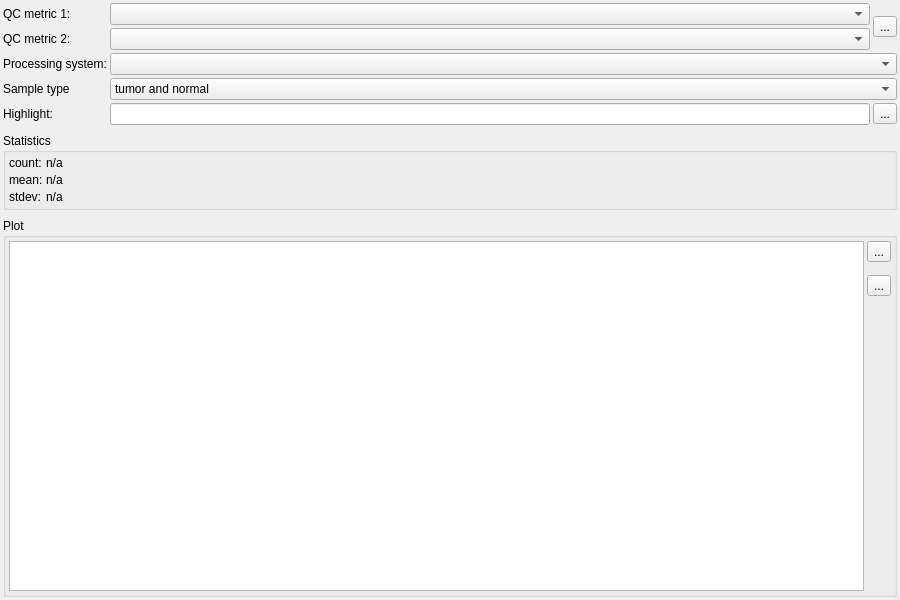
First picture: the form in src/GSvar/DBQCWidget.ui, repository imgag/ngs-bits, before the edit.
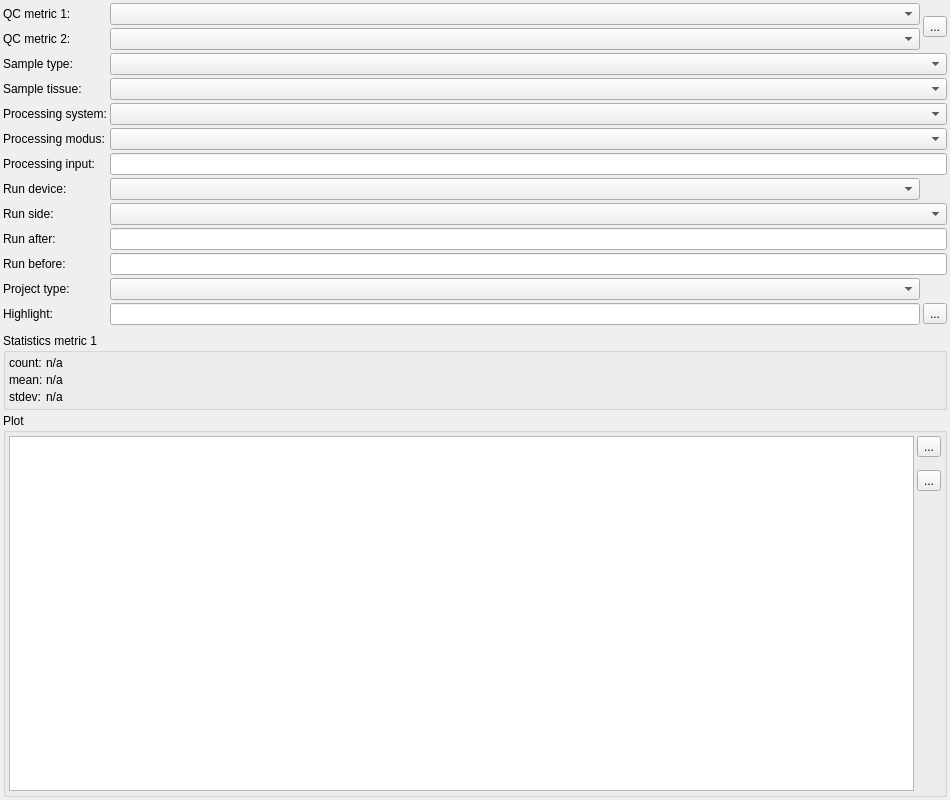
Second picture: the form after the edit. Icons and pictures are not drawn. Custom widgets are drawn as their Qt base class.

Diff of the .ui file:
```diff
--- a/src/GSvar/DBQCWidget.ui
+++ b/src/GSvar/DBQCWidget.ui
@@ -6,20 +6,20 @@
    <rect>
     <x>0</x>
     <y>0</y>
-    <width>900</width>
-    <height>600</height>
+    <width>950</width>
+    <height>800</height>
    </rect>
   </property>
   <property name="minimumSize">
    <size>
-    <width>900</width>
-    <height>600</height>
+    <width>950</width>
+    <height>800</height>
    </size>
   </property>
   <property name="windowTitle">
    <string>Form</string>
   </property>
-  <layout class="QVBoxLayout" name="verticalLayout" stretch="0,0,0,0,1">
+  <layout class="QVBoxLayout" name="verticalLayout" stretch="0,0,0,1">
    <property name="spacing">
     <number>3</number>
    </property>
@@ -40,14 +40,26 @@
      <property name="spacing">
       <number>3</number>
      </property>
-     <item row="4" column="1">
-      <widget class="QLineEdit" name="highlight">
-       <property name="clearButtonEnabled">
-        <bool>false</bool>
-       </property>
+     <item row="2" column="1" colspan="2">
+      <widget class="QComboBox" name="sample_type">
+       <item>
+        <property name="text">
+         <string/>
+        </property>
+       </item>
+       <item>
+        <property name="text">
+         <string>normal only</string>
+        </property>
+       </item>
+       <item>
+        <property name="text">
+         <string>tumor only</string>
+        </property>
+       </item>
       </widget>
      </item>
-     <item row="4" column="0">
+     <item row="12" column="0">
       <widget class="QLabel" name="label_6">
        <property name="toolTip">
         <string>&lt;html&gt;&lt;head/&gt;&lt;body&gt;&lt;p&gt;Processed sample names to highlight.&lt;/p&gt;&lt;p&gt;Invalid processed sample names are listed in the tooltip of the text input field.&lt;/p&gt;&lt;/body&gt;&lt;/html&gt;</string>
@@ -57,13 +69,91 @@
        </property>
       </widget>
      </item>
-     <item row="2" column="0">
+     <item row="8" column="0">
+      <widget class="QLabel" name="label_11">
+       <property name="text">
+        <string>Run side:</string>
+       </property>
+      </widget>
+     </item>
+     <item row="10" column="0">
+      <widget class="QLabel" name="label_14">
+       <property name="text">
+        <string>Run before:</string>
+       </property>
+      </widget>
+     </item>
+     <item row="3" column="0">
+      <widget class="QLabel" name="label_10">
+       <property name="text">
+        <string>Sample tissue:</string>
+       </property>
+      </widget>
+     </item>
+     <item row="7" column="1">
+      <widget class="DBComboBox" name="run_device"/>
+     </item>
+     <item row="0" column="1">
+      <widget class="DBComboBox" name="term"/>
+     </item>
+     <item row="5" column="0">
+      <widget class="QLabel" name="label_9">
+       <property name="text">
+        <string>Processing modus:</string>
+       </property>
+      </widget>
+     </item>
+     <item row="6" column="1" colspan="2">
+      <widget class="QLineEdit" name="processing_input"/>
+     </item>
+     <item row="9" column="0">
+      <widget class="QLabel" name="label_13">
+       <property name="text">
+        <string>Run after:</string>
+       </property>
+      </widget>
+     </item>
+     <item row="7" column="0">
+      <widget class="QLabel" name="label_15">
+       <property name="text">
+        <string>Run device:</string>
+       </property>
+      </widget>
+     </item>
+     <item row="0" column="0">
+      <widget class="QLabel" name="label_4">
+       <property name="text">
+        <string>QC metric 1:</string>
+       </property>
+      </widget>
+     </item>
+     <item row="4" column="1" colspan="2">
+      <widget class="DBComboBox" name="processing_system"/>
+     </item>
+     <item row="0" column="2" rowspan="2">
+      <widget class="QToolButton" name="swap_metrics">
+       <property name="toolTip">
+        <string>&lt;html&gt;&lt;head/&gt;&lt;body&gt;&lt;p&gt;Swap metrics (if two are given).&lt;/p&gt;&lt;/body&gt;&lt;/html&gt;</string>
+       </property>
+       <property name="text">
+        <string>...</string>
+       </property>
+       <property name="icon">
+        <iconset resource="GSvar.qrc">
+         <normaloff>:/Icons/Exchange.png</normaloff>:/Icons/Exchange.png</iconset>
+       </property>
+      </widget>
+     </item>
+     <item row="4" column="0">
       <widget class="QLabel" name="label_5">
        <property name="text">
         <string>Processing system:</string>
        </property>
       </widget>
      </item>
+     <item row="8" column="1" colspan="2">
+      <widget class="QComboBox" name="run_side"/>
+     </item>
      <item row="1" column="0">
       <widget class="QLabel" name="label_7">
        <property name="toolTip">
@@ -74,23 +164,14 @@
        </property>
       </widget>
      </item>
-     <item row="1" column="1">
-      <widget class="DBComboBox" name="term2"/>
-     </item>
-     <item row="0" column="0">
-      <widget class="QLabel" name="label_4">
+     <item row="6" column="0">
+      <widget class="QLabel" name="label_12">
        <property name="text">
-        <string>QC metric 1:</string>
+        <string>Processing input:</string>
        </property>
       </widget>
      </item>
-     <item row="2" column="1" colspan="2">
-      <widget class="DBComboBox" name="system"/>
-     </item>
-     <item row="0" column="1">
-      <widget class="DBComboBox" name="term"/>
-     </item>
-     <item row="4" column="2">
+     <item row="12" column="2">
       <widget class="QToolButton" name="highlight_btn">
        <property name="toolTip">
         <string/>
@@ -107,46 +188,45 @@
        </property>
       </widget>
      </item>
-     <item row="0" column="2" rowspan="2">
-      <widget class="QToolButton" name="swap_metrics">
-       <property name="toolTip">
-        <string>&lt;html&gt;&lt;head/&gt;&lt;body&gt;&lt;p&gt;Swap metrics (if two are given).&lt;/p&gt;&lt;/body&gt;&lt;/html&gt;</string>
-       </property>
-       <property name="text">
-        <string>...</string>
-       </property>
-       <property name="icon">
-        <iconset resource="GSvar.qrc">
-         <normaloff>:/Icons/Exchange.png</normaloff>:/Icons/Exchange.png</iconset>
-       </property>
-      </widget>
+     <item row="1" column="1">
+      <widget class="DBComboBox" name="term2"/>
      </item>
-     <item row="3" column="0">
-      <widget class="QLabel" name="label_8">
-       <property name="text">
-        <string>Sample type</string>
-       </property>
-      </widget>
+     <item row="9" column="1" colspan="2">
+      <widget class="QLineEdit" name="run_after"/>
+     </item>
+     <item row="10" column="1" colspan="2">
+      <widget class="QLineEdit" name="run_before"/>
      </item>
      <item row="3" column="1" colspan="2">
-      <widget class="QComboBox" name="sample_type">
-       <item>
-        <property name="text">
-         <string>tumor and normal</string>
-        </property>
-       </item>
-       <item>
-        <property name="text">
-         <string>tumor only</string>
-        </property>
-       </item>
-       <item>
-        <property name="text">
-         <string>normal only</string>
-        </property>
-       </item>
+      <widget class="QComboBox" name="sample_tissue"/>
+     </item>
+     <item row="5" column="1" colspan="2">
+      <widget class="QComboBox" name="processing_modus"/>
+     </item>
+     <item row="2" column="0">
+      <widget class="QLabel" name="label_8">
+       <property name="text">
+        <string>Sample type:</string>
+       </property>
       </widget>
      </item>
+     <item row="12" column="1">
+      <widget class="QLineEdit" name="highlight">
+       <property name="clearButtonEnabled">
+        <bool>false</bool>
+       </property>
+      </widget>
+     </item>
+     <item row="11" column="0">
+      <widget class="QLabel" name="label_16">
+       <property name="text">
+        <string>Project type:</string>
+       </property>
+      </widget>
+     </item>
+     <item row="11" column="1">
+      <widget class="QComboBox" name="project_type"/>
+     </item>
     </layout>
    </item>
    <item>
@@ -171,7 +251,7 @@
       <string>&lt;html&gt;&lt;head/&gt;&lt;body&gt;&lt;p&gt;Statistics for the first quality metric.&lt;/p&gt;&lt;p&gt;Values of processed samples with 'bad' quality are excluded. &lt;/p&gt;&lt;/body&gt;&lt;/html&gt;</string>
      </property>
      <property name="title">
-      <string>Statistics</string>
+      <string>Statistics metric 1</string>
      </property>
      <property name="flat">
       <bool>true</bool>
@@ -240,22 +320,6 @@
      </layout>
     </widget>
    </item>
-   <item>
-    <spacer name="verticalSpacer_2">
-     <property name="orientation">
-      <enum>Qt::Vertical</enum>
-     </property>
-     <property name="sizeType">
-      <enum>QSizePolicy::Fixed</enum>
-     </property>
-     <property name="sizeHint" stdset="0">
-      <size>
-       <width>5</width>
-       <height>5</height>
-      </size>
-     </property>
-    </spacer>
-   </item>
    <item>
     <widget class="QGroupBox" name="groupBox_2">
      <property name="title">
@@ -280,18 +344,19 @@
       <property name="spacing">
        <number>3</number>
       </property>
-      <item row="3" column="1">
-       <spacer name="verticalSpacer_3">
-        <property name="orientation">
-         <enum>Qt::Vertical</enum>
+      <item row="2" column="1">
+       <widget class="QToolButton" name="export_btn">
+        <property name="toolTip">
+         <string>&lt;html&gt;&lt;head/&gt;&lt;body&gt;&lt;p&gt;Copy values of QC metric 1 to clipboard.&lt;/p&gt;&lt;/body&gt;&lt;/html&gt;</string>
         </property>
-        <property name="sizeHint" stdset="0">
-         <size>
-          <width>20</width>
-          <height>40</height>
-         </size>
+        <property name="text">
+         <string>...</string>
         </property>
-       </spacer>
+        <property name="icon">
+         <iconset resource="GSvar.qrc">
+          <normaloff>:/Icons/CopyClipboard.png</normaloff>:/Icons/CopyClipboard.png</iconset>
+        </property>
+       </widget>
       </item>
       <item row="0" column="0" rowspan="4">
        <widget class="QChartView" name="plot">
@@ -320,6 +385,19 @@
         </property>
        </widget>
       </item>
+      <item row="3" column="1">
+       <spacer name="verticalSpacer_3">
+        <property name="orientation">
+         <enum>Qt::Vertical</enum>
+        </property>
+        <property name="sizeHint" stdset="0">
+         <size>
+          <width>20</width>
+          <height>40</height>
+         </size>
+        </property>
+       </spacer>
+      </item>
       <item row="1" column="1">
        <spacer name="verticalSpacer_4">
         <property name="orientation">
@@ -336,20 +414,6 @@
         </property>
        </spacer>
       </item>
-      <item row="2" column="1">
-       <widget class="QToolButton" name="export_btn">
-        <property name="toolTip">
-         <string>&lt;html&gt;&lt;head/&gt;&lt;body&gt;&lt;p&gt;Copy values of QC metric 1 to clipboard.&lt;/p&gt;&lt;/body&gt;&lt;/html&gt;</string>
-        </property>
-        <property name="text">
-         <string>...</string>
-        </property>
-        <property name="icon">
-         <iconset resource="GSvar.qrc">
-          <normaloff>:/Icons/CopyClipboard.png</normaloff>:/Icons/CopyClipboard.png</iconset>
-        </property>
-       </widget>
-      </item>
      </layout>
     </widget>
    </item>
```
